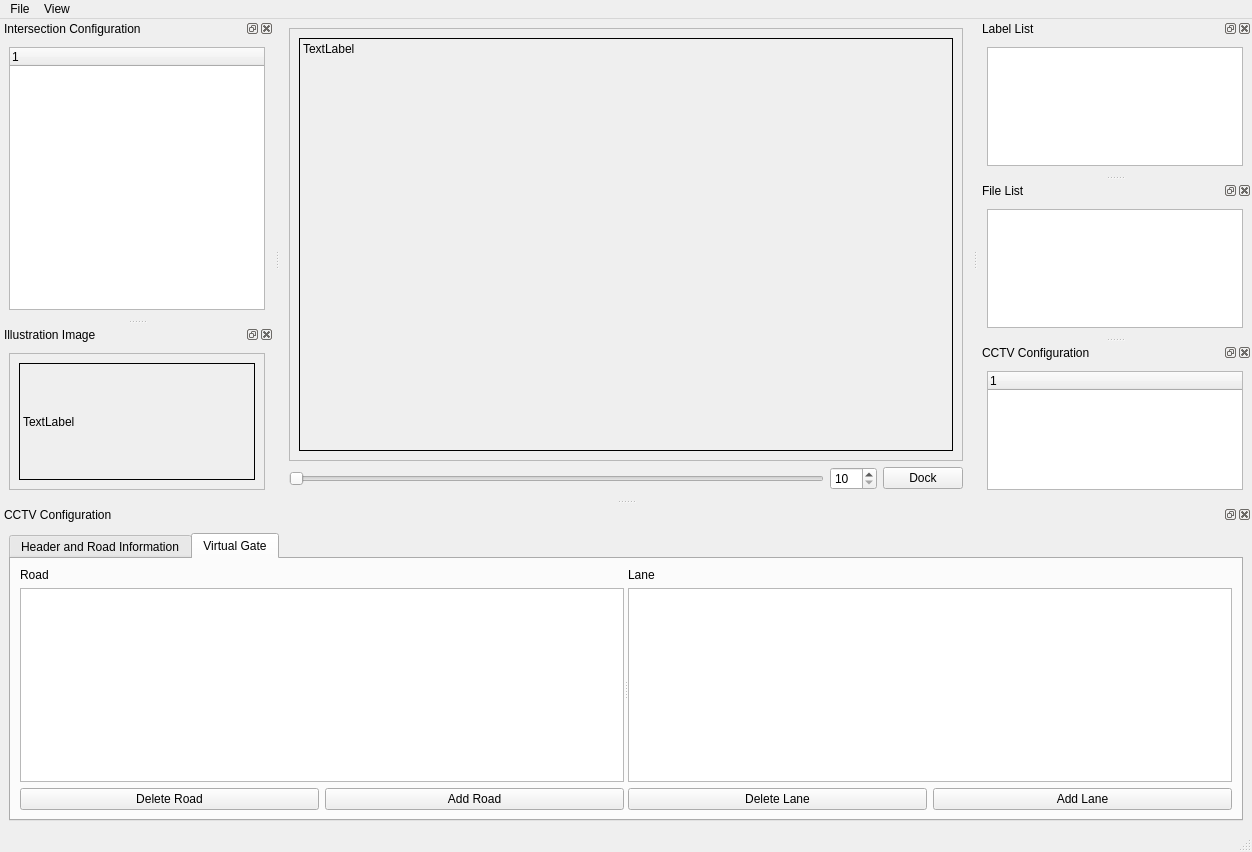
Before: the Qt Designer form LabelTool2.ui in b875102/LabelTool, drawn with Qt 5.
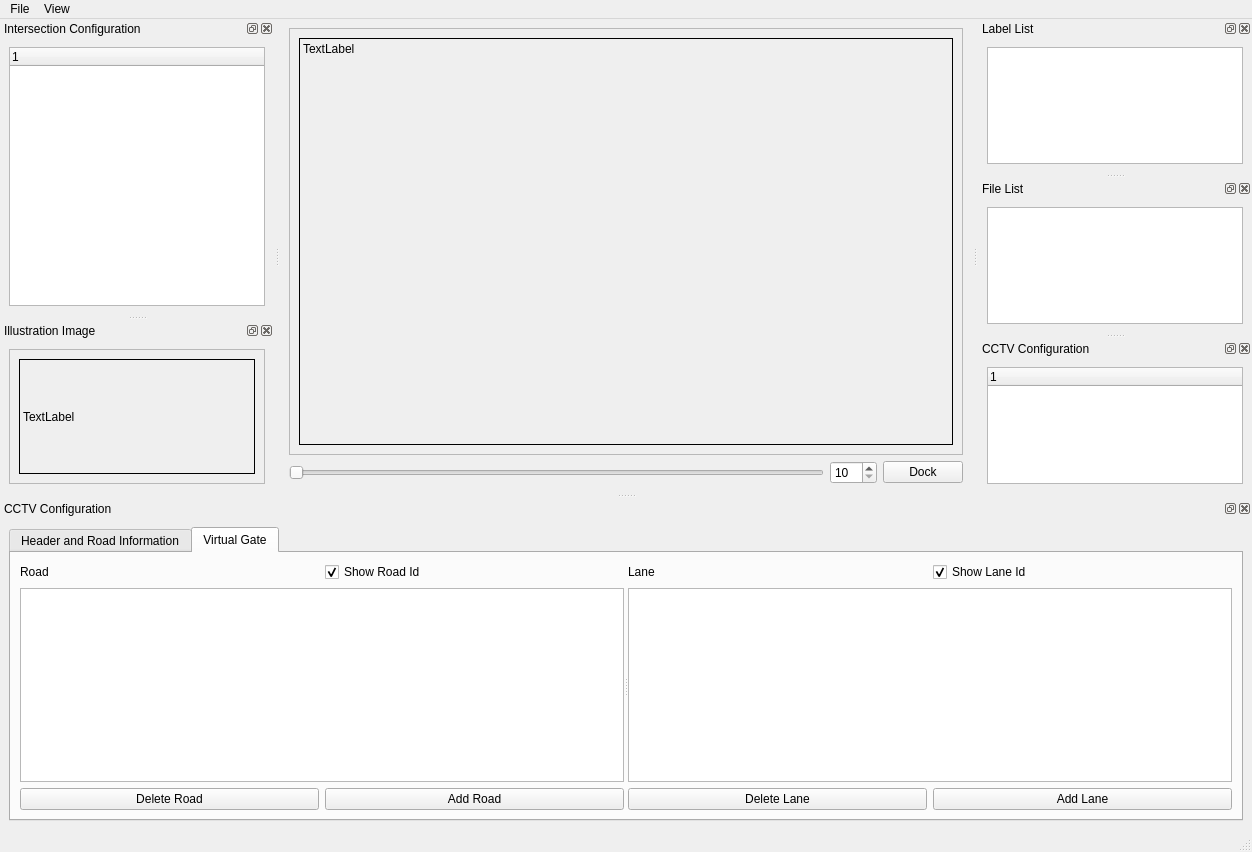
After: the same form once the commit is applied.

Commit message: 1. different color for road and lane 2. show road_id and lane_id

Diff of the .ui file:
```diff
--- a/LabelTool2.ui
+++ b/LabelTool2.ui
@@ -28,7 +28,7 @@
            <x>0</x>
            <y>0</y>
            <width>674</width>
-           <height>425</height>
+           <height>419</height>
           </rect>
          </property>
          <layout class="QGridLayout" name="gridLayout">
@@ -227,7 +227,7 @@
           <x>0</x>
           <y>0</y>
           <width>254</width>
-          <height>130</height>
+          <height>128</height>
          </rect>
         </property>
         <layout class="QGridLayout" name="gridLayout_5">
@@ -499,8 +499,10 @@
            <property name="orientation">
             <enum>Qt::Horizontal</enum>
            </property>
-           <widget class="QWidget" name="layoutWidget">
-            <layout class="QVBoxLayout" name="verticalLayout_8">
+           <widget class="QWidget" name="">
+            <layout class="QVBoxLayout" name="verticalLayout_4">
+             <item>
+              <layout class="QHBoxLayout" name="horizontalLayout_3">
              <item>
               <widget class="QLabel" name="lblRoad">
                <property name="text">
@@ -509,6 +511,18 @@
               </widget>
              </item>
              <item>
+                <widget class="QCheckBox" name="chkShowRoadId">
+                 <property name="text">
+                  <string>Show Road Id</string>
+                 </property>
+                 <property name="checked">
+                  <bool>true</bool>
+                 </property>
+                </widget>
+               </item>
+              </layout>
+             </item>
+             <item>
               <layout class="QVBoxLayout" name="verticalLayout_6">
                <item>
                 <widget class="QTableWidget" name="tblRoad">
@@ -542,14 +556,28 @@
              </item>
             </layout>
            </widget>
-           <widget class="QWidget" name="layoutWidget">
-            <layout class="QVBoxLayout" name="verticalLayout_9">
+           <widget class="QWidget" name="">
+            <layout class="QVBoxLayout" name="verticalLayout_8">
+             <item>
+              <layout class="QHBoxLayout" name="horizontalLayout_5">
              <item>
               <widget class="QLabel" name="lblLane">
                <property name="text">
                 <string>Lane</string>
                </property>
               </widget>
+               </item>
+               <item>
+                <widget class="QCheckBox" name="chkShowLaneId">
+                 <property name="text">
+                  <string>Show Lane Id</string>
+                 </property>
+                 <property name="checked">
+                  <bool>true</bool>
+                 </property>
+                </widget>
+               </item>
+              </layout>
              </item>
              <item>
               <layout class="QVBoxLayout" name="verticalLayout_7">
```
Lines whose indentation alone changed are shown as unchanged. The commit also changes 5 other files.
